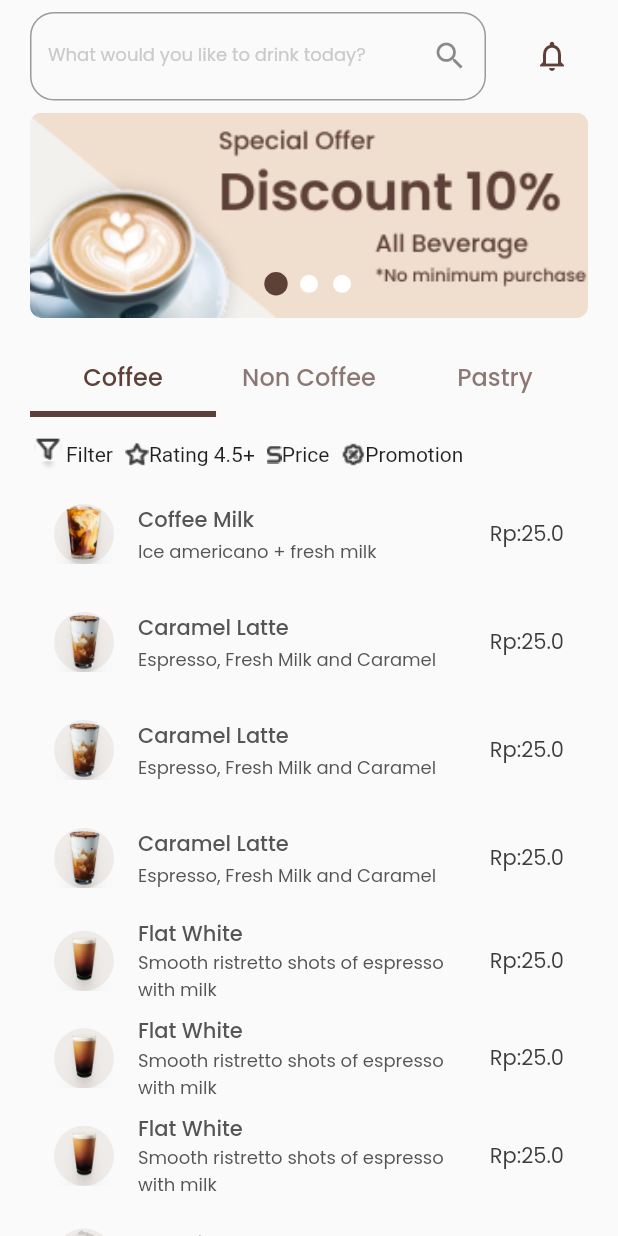
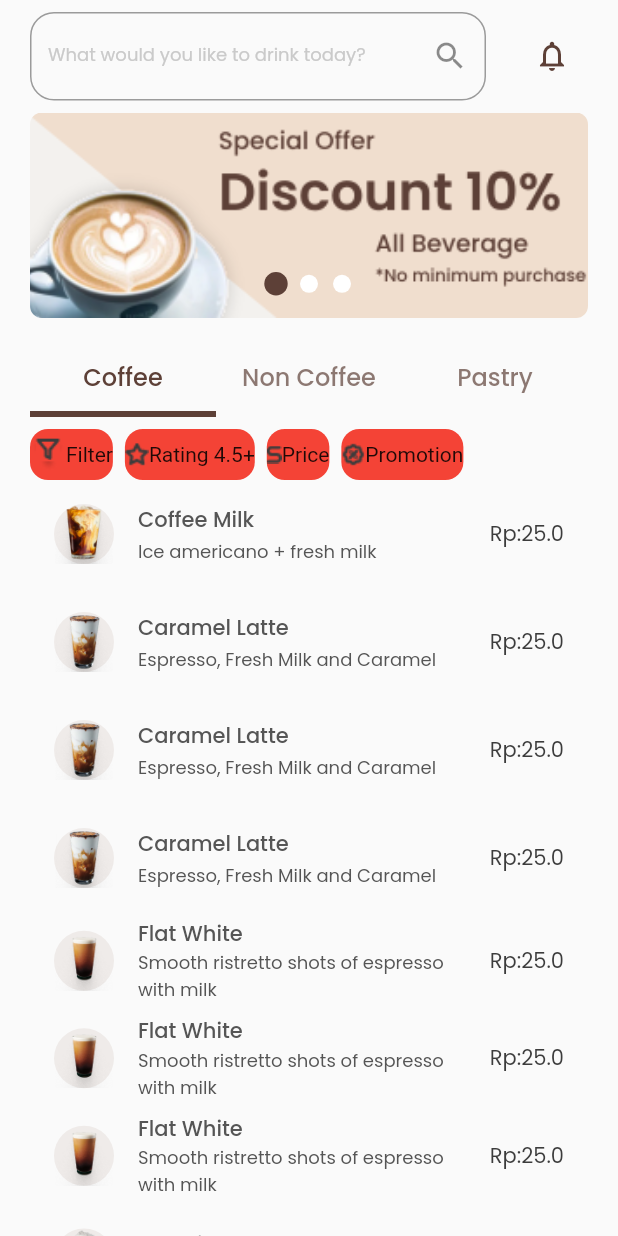
Before and after one commit to Kayky-oliveira7/shopfee_clean_arch, a Flutter app: the screen it shows after launch, on a phone screen of 412 x 824 dp. Run offline on Flutter 3.47's test engine with Material 2 defaults, Android fonts, the phone set to English and light mode, and no system bars; drawn by our look-alikes of smooth_page_indicator; our stand-ins replace flutter_mobx, google_fonts, mobx; generated files the repository leaves out were written again.

Commit message:
Customizaçao do componente informationList

```diff
--- a/lib/features/components/information_list_product_widget/information_list_product_widget.dart
+++ b/lib/features/components/information_list_product_widget/information_list_product_widget.dart
@@ -12,6 +12,12 @@ class InformationListProductWidget extends StatelessWidget {
     return SingleChildScrollView(
       scrollDirection: Axis.vertical,
       child: Container(
+        decoration: const BoxDecoration(
+          color: Colors.red,
+          borderRadius: BorderRadius.all(
+            Radius.circular(12),
+          ),
+        ),
         height: 34,
         child: Row(
           children: [
```
Also changed, not shown: pubspec.lock.
